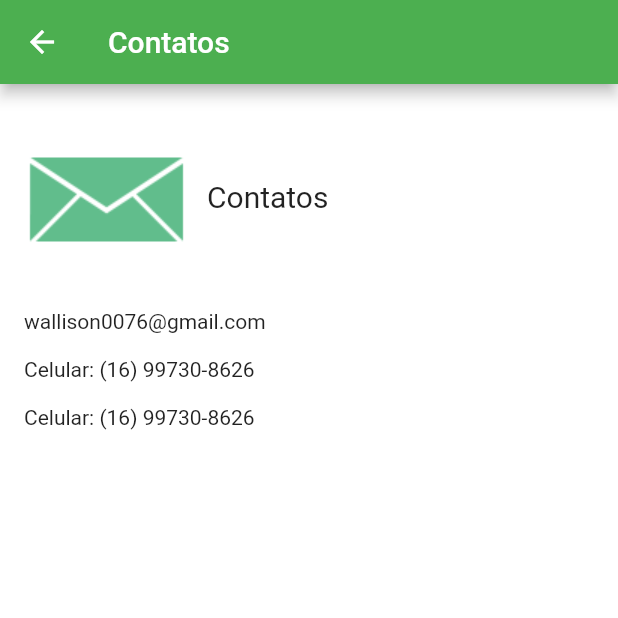
After one commit to WallisonRP/learning_flutter, a Flutter app: the TelaContato screen opened directly, on a phone screen of 412 x 824 dp, the top half of it. The commit adds this screen. Run offline on Flutter 3.47's test engine with Material 2 defaults, Android fonts, the phone set to English and light mode, and no system bars.

Commit message:
creating and using multiple pages

```diff
--- /dev/null
+++ b/Section 12 - Navegacao/atm_consultoria/lib/TelaContato.dart
@@ -0,0 +1,65 @@
+// ignore_for_file: prefer_const_constructors
+
+import 'package:flutter/material.dart';
+
+class TelaContato extends StatefulWidget {
+  const TelaContato({Key? key}) : super(key: key);
+
+  @override
+  State<TelaContato> createState() => _TelaContatoState();
+}
+
+class _TelaContatoState extends State<TelaContato> {
+  @override
+  Widget build(BuildContext context) {
+    return Scaffold(
+      backgroundColor: Colors.white,
+      appBar: AppBar(
+        backgroundColor: Colors.green,
+        title: Text("Contatos"),
+      ),
+      body: SingleChildScrollView(
+        child: Container(
+          padding: EdgeInsets.all(16),
+          child: Column(
+            crossAxisAlignment: CrossAxisAlignment.start,
+          children: [
+            Row(
+              children: [
+                Image.asset("images/detalhe_contato.png"),
+                Padding(
+                  padding: EdgeInsets.only(left: 10),
+                  child: Text(
+                  "Contatos",
+                  style: TextStyle(
+                    fontSize: 20
+                  ),
+                ),
+                  )
+                ],
+            ),
+            Padding(
+              padding: EdgeInsets.only(top: 16),
+              child: Text(
+                "wallison0076@gmail.com"
+              ),
+              ),
+            Padding(
+              padding: EdgeInsets.only(top: 16),
+              child: Text(
+                "Celular: (16) 99730-8626"
+              ),
+              ),
+            Padding(
+              padding: EdgeInsets.only(top: 16),
+              child: Text(
+                "Celular: (16) 99730-8626"
+              ),
+              )
+          ],
+        ),
+        ),
+      ),
+    );
+  }
+}
```
Also changed, not shown: Section 12 - Navegacao/atm_consultoria/lib/HomePage.dart (+30 -13 lines), Section 12 - Navegacao/atm_consultoria/lib/TelaCliente.dart (added, +57 -0 lines), Section 12 - Navegacao/atm_consultoria/lib/TelaEmpresa.dart (added, +49 -0 lines), Section 12 - Navegacao/atm_consultoria/lib/TelaServico.dart (added, +65 -0 lines).
